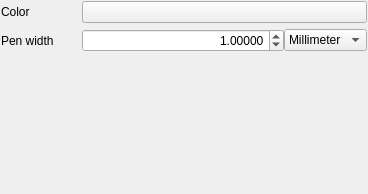
Above: src/ui/symbollayer/widget_linedecoration.ui from qgis/QGIS before the change. Below: the same form after it.
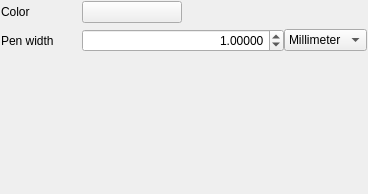
That is the form after the change. Custom widgets are drawn as their Qt base class.

```diff
--- a/src/ui/symbollayer/widget_linedecoration.ui
+++ b/src/ui/symbollayer/widget_linedecoration.ui
@@ -17,6 +17,9 @@
    <property name="fieldGrowthPolicy">
     <enum>QFormLayout::AllNonFixedFieldsGrow</enum>
    </property>
+   <property name="labelAlignment">
+    <set>Qt::AlignLeading|Qt::AlignLeft|Qt::AlignTop</set>
+   </property>
    <property name="horizontalSpacing">
     <number>28</number>
    </property>
@@ -38,6 +41,18 @@
        <verstretch>0</verstretch>
       </sizepolicy>
      </property>
+     <property name="minimumSize">
+      <size>
+       <width>100</width>
+       <height>0</height>
+      </size>
+     </property>
+     <property name="maximumSize">
+      <size>
+       <width>100</width>
+       <height>16777215</height>
+      </size>
+     </property>
      <property name="text">
       <string/>
      </property>
```
